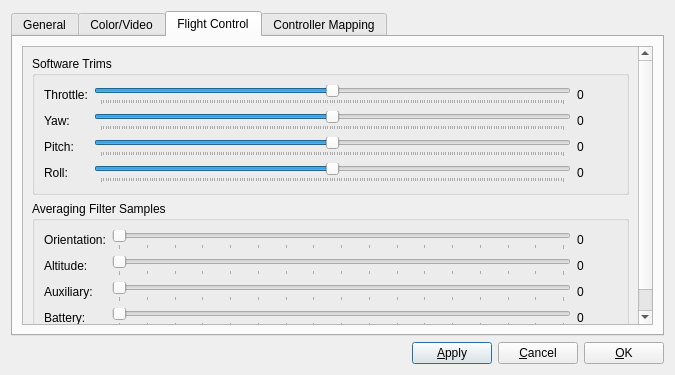
Above: heliview/src/SettingsDialog.ui from gcsmith/ktgt-uav-desktop before the change. Below: the same form after it.
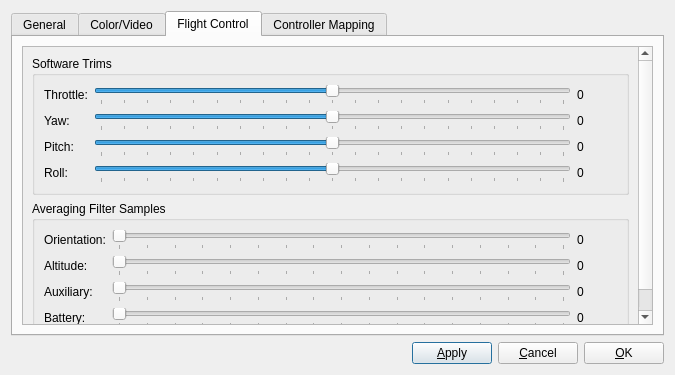
That is the form after the change. The open tabs and pages were chosen to show the change.

The edit to the form file:
```diff
--- a/heliview/src/SettingsDialog.ui
+++ b/heliview/src/SettingsDialog.ui
@@ -535,7 +535,7 @@
                  <enum>QSlider::TicksBelow</enum>
                 </property>
                 <property name="tickInterval">
-                 <number>100</number>
+                 <number>1000</number>
                 </property>
                </widget>
               </item>
@@ -570,7 +570,7 @@
                  <enum>QSlider::TicksBelow</enum>
                 </property>
                 <property name="tickInterval">
-                 <number>100</number>
+                 <number>1000</number>
                 </property>
                </widget>
               </item>
@@ -604,6 +604,9 @@
                 <property name="tickPosition">
                  <enum>QSlider::TicksBelow</enum>
                 </property>
+                <property name="tickInterval">
+                 <number>1000</number>
+                </property>
                </widget>
               </item>
               <item row="3" column="0">
@@ -636,6 +639,9 @@
                 <property name="tickPosition">
                  <enum>QSlider::TicksBelow</enum>
                 </property>
+                <property name="tickInterval">
+                 <number>1000</number>
+                </property>
                </widget>
               </item>
               <item row="0" column="2">
```
